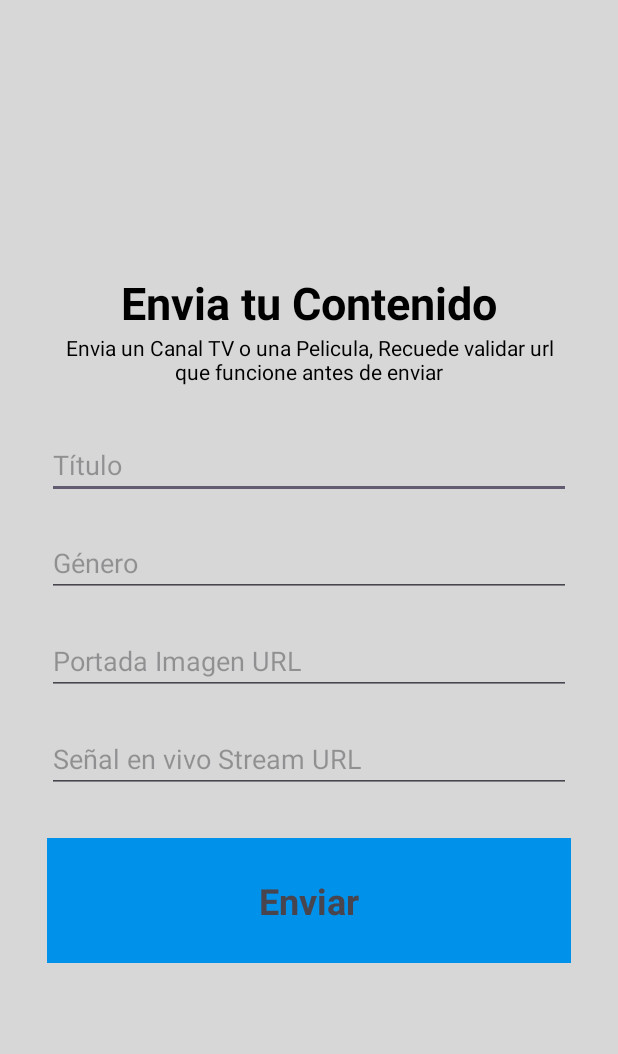
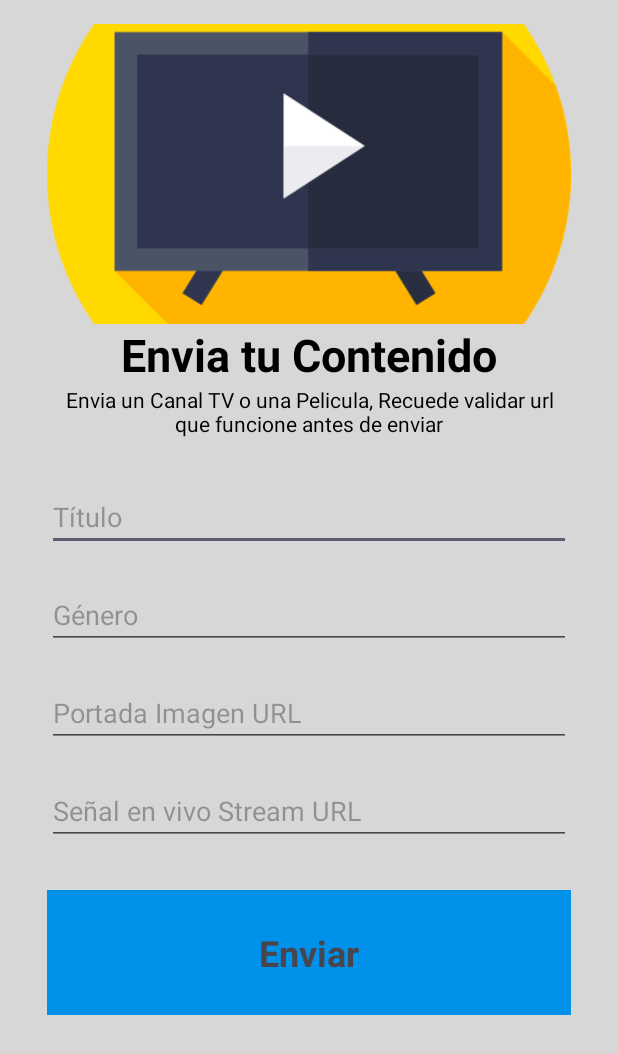
Before and after one commit to CreativeMB/CineFlexURL, an Android app: the screen it shows after launch (MainActivity), after a tap on "Enviar", on a phone screen of 412 x 824 dp. Shown: the top 1054 px of the screen. Run offline under Robolectric (Android 15) with nearby library versions, the phone set to English and light mode, and no system bars; our stand-ins replace Firebase (no records; nobody signed in at launch, a user with empty details on screens opened directly).

Commit message:
unicio 1

```diff
--- a/app/src/main/AndroidManifest.xml
+++ b/app/src/main/AndroidManifest.xml
@@ -14,6 +14,7 @@
         tools:targetApi="31">
         <activity
             android:name=".MainActivity"
+            android:windowSoftInputMode="adjustResize"
             android:exported="true">
             <intent-filter>
                 <action android:name="android.intent.action.MAIN" />
--- a/app/src/main/java/com/creativem/cineflexurl/MainActivity.kt
+++ b/app/src/main/java/com/creativem/cineflexurl/MainActivity.kt
@@ -37,7 +37,7 @@ class MainActivity : AppCompatActivity() {
             val streamUrl = streamUrlEditText.text.toString().trim()
 
             if (title.isEmpty() || synopsis.isEmpty() || imageUrl.isEmpty() || streamUrl.isEmpty()) {
-                Toast.makeText(this, "Please fill in all fields", Toast.LENGTH_SHORT).show()
+                Toast.makeText(this, "Todos los campos son obligatorios", Toast.LENGTH_SHORT).show()
             } else {
                 uploadMovie(title, synopsis, imageUrl, streamUrl)
             }
@@ -60,11 +60,11 @@ class MainActivity : AppCompatActivity() {
         db.collection("movies")
             .add(movie)
             .addOnSuccessListener {
-                Toast.makeText(this, "Movie uploaded successfully", Toast.LENGTH_SHORT).show()
+                Toast.makeText(this, "Datos enviados, Abre Cine Flex en tu TV para ver Contenido", Toast.LENGTH_LONG).show()
                 clearFields()
             }
             .addOnFailureListener { e ->
-                Toast.makeText(this, "Failed to upload movie: ${e.message}", Toast.LENGTH_SHORT)
+                Toast.makeText(this, "Error al enviar los datos: ${e.message}", Toast.LENGTH_SHORT)
                     .show()
             }
     }
--- a/app/src/main/res/layout/activity_main.xml
+++ b/app/src/main/res/layout/activity_main.xml
@@ -3,6 +3,11 @@
     android:layout_width="match_parent"
     android:layout_height="match_parent"
     android:background="#D7D7D7">
+
+    <ScrollView
+        android:layout_width="match_parent"
+        android:layout_height="match_parent"
+        android:fillViewport="true">
 
         <LinearLayout
             android:layout_width="match_parent"
@@ -12,6 +17,13 @@
             android:layout_marginStart="15dp"
             android:orientation="vertical"
             android:padding="16dp">
+
+            <ImageView
+                android:layout_width="match_parent"
+                android:layout_height="200dp"
+                android:src="@drawable/icono"
+                android:scaleType="centerCrop"
+                android:contentDescription="Descripción de la imagen" />
 
             <TextView
                 android:layout_width="wrap_content"
@@ -75,6 +87,6 @@
                 android:padding="25dp"
                 android:background="#0091EA"
                 android:text="Enviar" />
-
         </LinearLayout>
+    </ScrollView>
 </FrameLayout>
```
Also changed, not shown: app/src/main/res/drawable/icono.png (added). Lines whose indentation alone changed are shown as unchanged.
